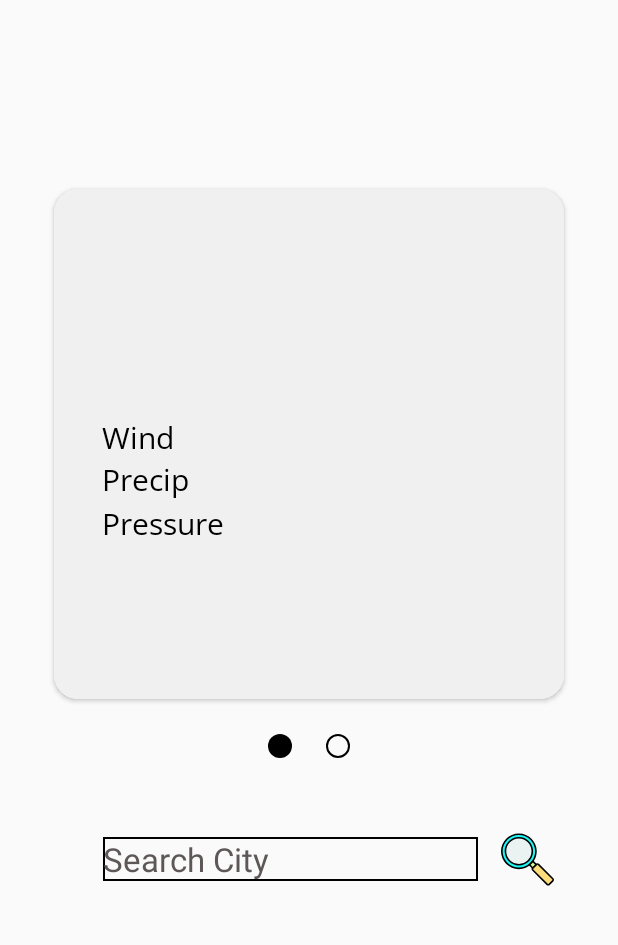
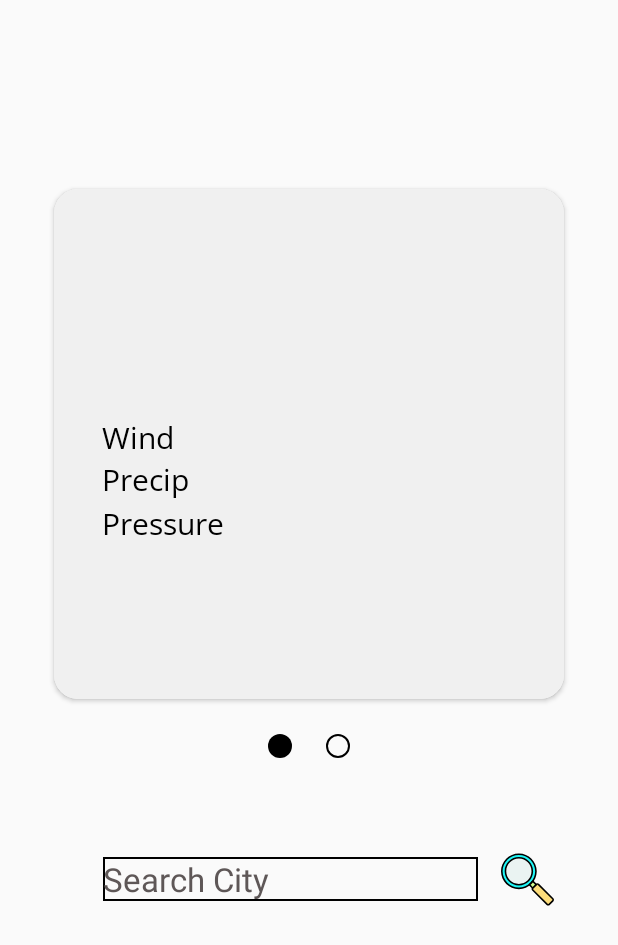
Before and after one commit to Mohammad-Atif/WeatherApp, an Android app: the screen it shows after launch (MainActivity), on a phone screen of 412 x 824 dp. Shown: the top 945 px of the screen. Run offline under Robolectric (Android 15) with nearby library versions, the phone set to English and light mode, and no system bars; pictures from the network do not load.

Commit message:
ui fix(below tab buttons now closer)

```diff
--- a/app/src/main/res/layout/activity_main.xml
+++ b/app/src/main/res/layout/activity_main.xml
@@ -26,7 +26,7 @@
         app:layout_constraintHorizontal_bias="0.36"
         app:layout_constraintStart_toStartOf="@+id/cardviewWhether"
         app:layout_constraintTop_toBottomOf="@+id/cardviewWhether"
-        app:layout_constraintVertical_bias="0.28" />
+        app:layout_constraintVertical_bias="0.32" />
 
     <ImageView
         android:id="@+id/btnSearch"
```
